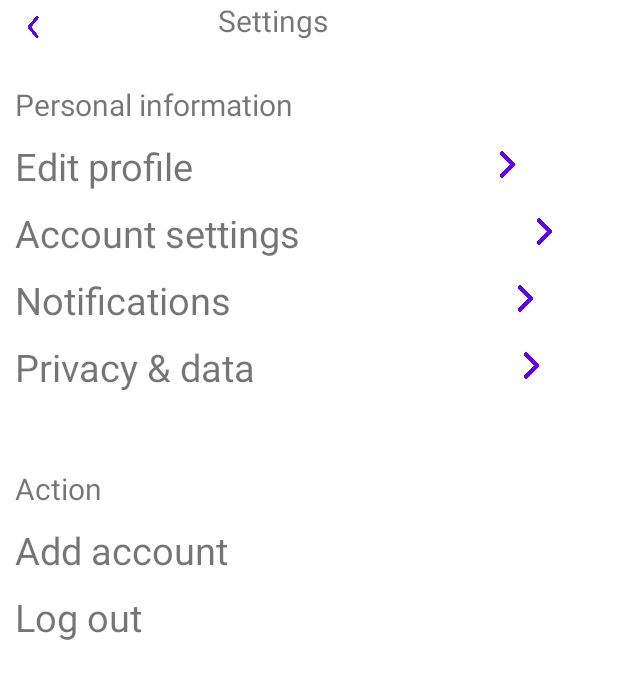
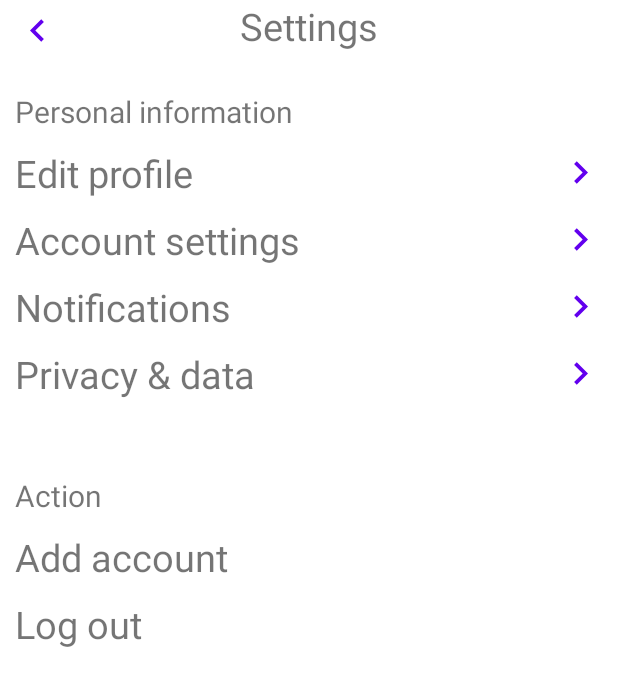
Before and after one commit to gadhviekta23/AndroidApplication, an Android app: the editprofile screen opened directly, with no data from a screen before it, after a tap on an icon or button, on a phone screen of 412 x 824 dp. Shown: the top 686 px of the screen. Run offline under Robolectric (Android 15) with nearby library versions, the phone set to English and light mode, and no system bars; libraries missing offline, so code that uses them is left out: com.mikhaellopez.circularimageview.

Commit message:
SettingActivity commit

```diff
--- a/app/src/main/AndroidManifest.xml
+++ b/app/src/main/AndroidManifest.xml
@@ -10,11 +10,11 @@
         android:supportsRtl="true"
         android:theme="@style/Day1Theme.AndroidApplication">
         <activity android:name=".Activity.editprofile" />
-        <activity android:name=".Activity.SettingActivity" />
+        <activity android:name=".Activity.Splash_Screen" />
         <activity android:name=".Activity.LoginActivity" />
         <activity android:name=".Activity.SelectFCActivity" />
         <activity android:name=".Activity.HomePageActivity" />
-        <activity android:name=".Activity.Splash_Screen">
+        <activity android:name=".Activity.SettingActivity">
             <intent-filter>
                 <action android:name="android.intent.action.MAIN" />
 
--- a/app/src/main/java/com/example/androidapplication/Activity/editprofile.java
+++ b/app/src/main/java/com/example/androidapplication/Activity/editprofile.java
@@ -13,7 +13,7 @@ import com.mikhaellopez.circularimageview.CircularImageView;
 
 public class editprofile extends AppCompatActivity {
 
-    TextView edit_txt,fname_txt,surname_txt,username_txt,about_you_txt,location_txt,website_txt;
+    TextView fname_txt,surname_txt,username_txt,about_you_txt,location_txt,website_txt;
     Button btn,done_btn,edit_btn;
     CircularImageView profile_image;
 
@@ -22,7 +22,6 @@ public class editprofile extends AppCompatActivity {
         super.onCreate(savedInstanceState);
         setContentView(R.layout.activity_editprofile);
         //Textview
-        edit_txt=findViewById(R.id.edit_txt);
         fname_txt=findViewById(R.id.fname_txt);
         surname_txt=findViewById(R.id.surname_txt);
         username_txt=findViewById(R.id.username_txt);
@@ -32,7 +31,7 @@ public class editprofile extends AppCompatActivity {
 
         //Button
         btn=findViewById(R.id.btn);
-        done_btn=findViewById(R.id.done_btn);
+       // done_btn=findViewById(R.id.done_btn);
         edit_btn=findViewById(R.id.edit_btn);
 
         //CircularImageView
--- /dev/null
+++ b/app/src/main/res/drawable/backarrow.xml
@@ -0,0 +1,5 @@
+<vector android:height="21dp" android:tint="?attr/colorControlNormal"
+    android:viewportHeight="24" android:viewportWidth="24"
+    android:width="21dp" xmlns:android="http://schemas.android.com/apk/res/android">
+    <path android:fillColor="@android:color/white" android:pathData="M15.41,16.59L10.83,12l4.58,-4.59L14,6l-6,6 6,6 1.41,-1.41z"/>
+</vector>
--- /dev/null
+++ b/app/src/main/res/drawable/rightarrow.xml
@@ -0,0 +1,5 @@
+<vector android:height="21dp" android:tint="?attr/colorControlNormal"
+    android:viewportHeight="24" android:viewportWidth="24"
+    android:width="21dp" xmlns:android="http://schemas.android.com/apk/res/android">
+    <path android:fillColor="@android:color/white" android:pathData="M8.59,16.59L13.17,12 8.59,7.41 10,6l6,6 -6,6 -1.41,-1.41z"/>
+</vector>
--- a/app/src/main/res/layout/activity_editprofile.xml
+++ b/app/src/main/res/layout/activity_editprofile.xml
@@ -19,36 +19,38 @@
 
         <Button
             android:id="@+id/btn"
-            android:layout_width="25dp"
-            android:layout_height="25dp"
+            android:layout_width="30dp"
+            android:layout_height="30dp"
             app:layout_constraintLeft_toLeftOf="parent"
             app:layout_constraintTop_toTopOf="parent"
             android:background="@drawable/backarrow"
             android:layout_marginLeft="10dp"
             android:layout_marginTop="10dp"        />
 
-        <TextView
+        <LinearLayout
             android:id="@+id/edit_txt"
-            android:layout_width="wrap_content"
+            android:layout_width="match_parent"
             android:layout_height="wrap_content"
+            android:gravity="center"
             app:layout_constraintLeft_toLeftOf="@+id/btn"
-            app:layout_constraintTop_toTopOf="parent"
-            android:layout_marginLeft="130dp"
-            android:textSize="18dp"
-            android:text="Edit profile"
-            android:layout_marginTop="10dp"
-            />
+            app:layout_constraintTop_toTopOf="parent">
 
+            <TextView
+                android:layout_width="wrap_content"
+                android:layout_height="wrap_content"
+                android:text="Edit profile"
+                android:textSize="25dp" />
+
+        </LinearLayout>
         <Button
             android:id="@+id/done_btn"
-            android:layout_width="60dp"
+            android:layout_width="65dp"
             android:layout_height="45dp"
-            app:layout_constraintLeft_toLeftOf="@+id/edit_txt"
+           app:layout_constraintRight_toRightOf="parent"
             app:layout_constraintTop_toTopOf="parent"
-            android:layout_marginLeft="145dp"
             android:text="Done"
-            android:textSize="10dp" />
-
+            android:textSize="10dp"
+            android:layout_marginRight="10dp"/>
 
 
         <de.hdodenhof.circleimageview.CircleImageView
--- a/app/src/main/res/layout/activity_setting.xml
+++ b/app/src/main/res/layout/activity_setting.xml
@@ -9,26 +9,29 @@
 
     <Button
         android:id="@+id/btn"
-        android:layout_width="25dp"
-        android:layout_height="25dp"
+        android:layout_width="30dp"
+        android:layout_height="30dp"
         app:layout_constraintLeft_toLeftOf="parent"
         app:layout_constraintTop_toTopOf="parent"
         android:background="@drawable/backarrow"
         android:layout_marginLeft="10dp"
         android:layout_marginTop="5dp"
         />
+<LinearLayout
+    android:layout_width="match_parent"
+    android:layout_height="wrap_content"
+    android:gravity="center"
+    app:layout_constraintLeft_toLeftOf="@+id/btn"
+    app:layout_constraintTop_toTopOf="parent">
 
     <TextView
         android:id="@+id/setting_txt"
         android:layout_width="wrap_content"
         android:layout_height="wrap_content"
-        app:layout_constraintLeft_toLeftOf="@+id/btn"
-        app:layout_constraintTop_toTopOf="parent"
-        android:layout_marginLeft="135dp"
-        android:textSize="20dp"
         android:text="Settings"
-        />
+        android:textSize="25dp" />
 
+</LinearLayout>
     <TextView
         android:id="@+id/personal_txt"
         android:layout_width="wrap_content"
@@ -46,26 +49,30 @@
         android:layout_width="match_parent"
         android:layout_height="wrap_content"
         android:orientation="horizontal"
+        android:gravity="center"
         app:layout_constraintLeft_toLeftOf="parent"
         app:layout_constraintTop_toBottomOf="@+id/personal_txt"
-        android:layout_marginTop="10dp">
-
+        android:layout_margin="10dp">
         <TextView
             android:id="@+id/edit_txt"
             android:layout_width="wrap_content"
             android:layout_height="wrap_content"
             android:text="Edit profile"
             android:textSize="25dp"
-            android:layout_marginLeft="10dp" />
+            android:layout_gravity="center"
+             />
 
+        <LinearLayout
+            android:layout_width="match_parent"
+            android:layout_height="wrap_content"
+            android:gravity="center|right">
         <Button
             android:id="@+id/edit_btn"
-            android:layout_width="18dp"
-            android:layout_height="18dp"
+            android:layout_width="30dp"
+            android:layout_height="30dp"
             android:background="@drawable/rightarrow"
-            android:layout_marginLeft="200dp"
-            android:layout_marginTop="5dp"/>
-
+            />
+        </LinearLayout>
     </LinearLayout>
 
     <LinearLayout
@@ -73,36 +80,39 @@
         android:layout_width="match_parent"
         android:layout_height="wrap_content"
         android:orientation="horizontal"
+        android:gravity="center"
         app:layout_constraintLeft_toLeftOf="parent"
         app:layout_constraintTop_toBottomOf="@+id/first"
-        android:layout_marginTop="10dp">
+        android:layout_margin="10dp">
 
         <TextView
             android:id="@+id/account_txt"
             android:layout_width="wrap_content"
             android:layout_height="wrap_content"
             android:text="Account settings"
-            android:textSize="25dp"
-            android:layout_marginLeft="10dp" />
-
+            android:textSize="25dp"/>
+        <LinearLayout
+            android:layout_width="match_parent"
+            android:layout_height="wrap_content"
+            android:gravity="center|right">
             <Button
                 android:id="@+id/account_btn"
-            android:layout_width="18dp"
-            android:layout_height="18dp"
+                android:layout_width="30dp"
+                android:layout_height="30dp"
                 android:background="@drawable/rightarrow"
-            android:layout_marginLeft="154dp"
-            android:layout_marginTop="5dp"/>
-
+                />
         </LinearLayout>
-
+    </LinearLayout>
+    account_btn
     <LinearLayout
         android:id="@+id/third"
         android:layout_width="match_parent"
         android:layout_height="wrap_content"
         android:orientation="horizontal"
+        android:gravity="center"
         app:layout_constraintLeft_toLeftOf="parent"
         app:layout_constraintTop_toBottomOf="@+id/second"
-        android:layout_marginTop="10dp">
+        android:layout_margin="10dp">
 
         <TextView
             android:id="@+id/notification_txt"
@@ -110,16 +120,19 @@
             android:layout_height="wrap_content"
             android:text="Notifications"
             android:textSize="25dp"
-            android:layout_marginLeft="10dp" />
+             />
 
+        <LinearLayout
+            android:layout_width="match_parent"
+            android:layout_height="wrap_content"
+            android:gravity="center|right">
             <Button
                 android:id="@+id/notification_btn"
-            android:layout_width="18dp"
-            android:layout_height="18dp"
+                android:layout_width="30dp"
+                android:layout_height="30dp"
                 android:background="@drawable/rightarrow"
-            android:layout_marginLeft="187dp"
-            android:layout_marginTop="5dp"/>
-
+                />
+        </LinearLayout>
     </LinearLayout>
 
     <LinearLayout
@@ -127,26 +140,29 @@
         android:layout_width="match_parent"
         android:layout_height="wrap_content"
         android:orientation="horizontal"
+        android:gravity="center"
         app:layout_constraintLeft_toLeftOf="parent"
         app:layout_constraintTop_toBottomOf="@+id/third"
-        android:layout_marginTop="10dp">
+        android:layout_margin="10dp">
 
         <TextView
             android:id="@+id/privacy_txt"
             android:layout_width="wrap_content"
             android:layout_height="wrap_content"
             android:text="Privacy &amp; data"
-            android:textSize="25dp"
-            android:layout_marginLeft="10dp" />
+            android:textSize="25dp" />
 
+        <LinearLayout
+            android:layout_width="match_parent"
+            android:layout_height="wrap_content"
+            android:gravity="center|right">
             <Button
                 android:id="@+id/privacy_btn"
-            android:layout_width="18dp"
-            android:layout_height="18dp"
+                android:layout_width="30dp"
+                android:layout_height="30dp"
                 android:background="@drawable/rightarrow"
-            android:layout_marginLeft="175dp"
-            android:layout_marginTop="5dp"
                 />
+        </LinearLayout>
 
     </LinearLayout>
 
```
Also changed, not shown: app/src/main/res/drawable/backarrow.webp (deleted), app/src/main/res/drawable/rightarrow.png (deleted). Lines whose indentation alone changed are shown as unchanged.
